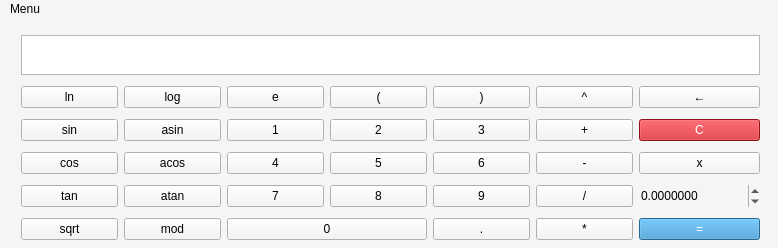
Old version of the form src/view/calcView.ui in the repository Effectuss/Smart-calculator.
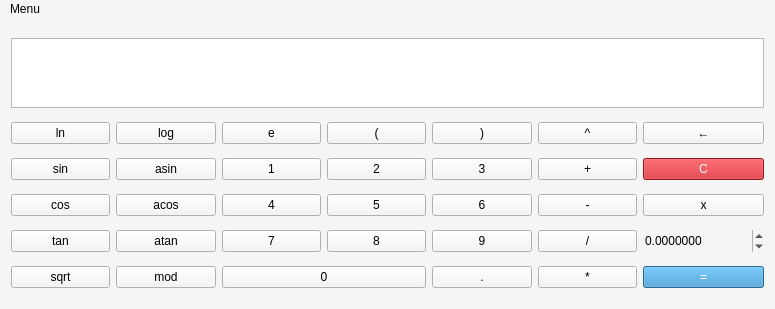
New version of the form.

Patch:
```diff
--- a/src/view/calcView.ui
+++ b/src/view/calcView.ui
@@ -9,8 +9,8 @@
    <rect>
     <x>0</x>
     <y>0</y>
-    <width>778</width>
-    <height>248</height>
+    <width>775</width>
+    <height>309</height>
    </rect>
   </property>
   <property name="sizePolicy">
@@ -21,14 +21,14 @@
   </property>
   <property name="minimumSize">
    <size>
-    <width>778</width>
-    <height>248</height>
+    <width>729</width>
+    <height>309</height>
    </size>
   </property>
   <property name="maximumSize">
    <size>
-    <width>778</width>
-    <height>248</height>
+    <width>16777215</width>
+    <height>16777215</height>
    </size>
   </property>
   <property name="contextMenuPolicy">
@@ -54,31 +54,38 @@
    </property>
    <property name="minimumSize">
     <size>
-     <width>778</width>
-     <height>248</height>
+     <width>0</width>
+     <height>0</height>
     </size>
    </property>
    <property name="maximumSize">
     <size>
-     <width>778</width>
-     <height>248</height>
+     <width>16777215</width>
+     <height>16777215</height>
     </size>
    </property>
    <property name="contextMenuPolicy">
     <enum>Qt::DefaultContextMenu</enum>
    </property>
-   <widget class="QWidget" name="gridLayoutWidget">
-    <property name="geometry">
-     <rect>
-      <x>10</x>
-      <y>0</y>
-      <width>761</width>
-      <height>241</height>
-     </rect>
-    </property>
-    <layout class="QGridLayout" name="gridLayout_2">
-     <item row="2" column="0">
-      <widget class="QPushButton" name="actionSin">
+   <layout class="QGridLayout" name="gridLayout" rowminimumheight="0,0,0,0,0,0,0,0,0">
+    <item row="4" column="3">
+     <widget class="QPushButton" name="num5">
+      <property name="sizePolicy">
+       <sizepolicy hsizetype="Expanding" vsizetype="Fixed">
+        <horstretch>0</horstretch>
+        <verstretch>0</verstretch>
+       </sizepolicy>
+      </property>
+      <property name="text">
+       <string>5</string>
+      </property>
+      <property name="shortcut">
+       <string>5</string>
+      </property>
+     </widget>
+    </item>
+    <item row="8" column="4">
+     <widget class="QPushButton" name="point">
        <property name="sizePolicy">
         <sizepolicy hsizetype="Expanding" vsizetype="Fixed">
          <horstretch>0</horstretch>
@@ -86,15 +93,15 @@
         </sizepolicy>
        </property>
        <property name="text">
-        <string>sin</string>
+       <string>.</string>
        </property>
        <property name="shortcut">
-        <string>S, I, N</string>
+       <string>.</string>
        </property>
       </widget>
      </item>
-     <item row="4" column="4">
-      <widget class="QPushButton" name="num9">
+    <item row="2" column="5">
+     <widget class="QPushButton" name="actionPlus">
        <property name="sizePolicy">
         <sizepolicy hsizetype="Expanding" vsizetype="Fixed">
          <horstretch>0</horstretch>
@@ -102,14 +109,170 @@
         </sizepolicy>
        </property>
        <property name="text">
-        <string>9</string>
+       <string>+</string>
        </property>
        <property name="shortcut">
-        <string>9</string>
+       <string>+</string>
        </property>
       </widget>
      </item>
-     <item row="4" column="6">
+    <item row="8" column="5">
+     <widget class="QPushButton" name="actionMult">
+      <property name="sizePolicy">
+       <sizepolicy hsizetype="Expanding" vsizetype="Fixed">
+        <horstretch>0</horstretch>
+        <verstretch>0</verstretch>
+       </sizepolicy>
+      </property>
+      <property name="text">
+       <string>*</string>
+      </property>
+      <property name="shortcut">
+       <string>*</string>
+      </property>
+     </widget>
+    </item>
+    <item row="1" column="3">
+     <widget class="QPushButton" name="actionOpenBracket">
+      <property name="sizePolicy">
+       <sizepolicy hsizetype="Expanding" vsizetype="Fixed">
+        <horstretch>0</horstretch>
+        <verstretch>0</verstretch>
+       </sizepolicy>
+      </property>
+      <property name="text">
+       <string>(</string>
+      </property>
+      <property name="shortcut">
+       <string>(</string>
+      </property>
+     </widget>
+    </item>
+    <item row="5" column="5">
+     <widget class="QPushButton" name="actionDiv">
+      <property name="sizePolicy">
+       <sizepolicy hsizetype="Expanding" vsizetype="Fixed">
+        <horstretch>0</horstretch>
+        <verstretch>0</verstretch>
+       </sizepolicy>
+      </property>
+      <property name="text">
+       <string>/</string>
+      </property>
+      <property name="shortcut">
+       <string>/</string>
+      </property>
+     </widget>
+    </item>
+    <item row="4" column="0">
+     <widget class="QPushButton" name="actionCos">
+      <property name="enabled">
+       <bool>true</bool>
+      </property>
+      <property name="sizePolicy">
+       <sizepolicy hsizetype="Expanding" vsizetype="Fixed">
+        <horstretch>0</horstretch>
+        <verstretch>0</verstretch>
+       </sizepolicy>
+      </property>
+      <property name="text">
+       <string>cos</string>
+      </property>
+      <property name="shortcut">
+       <string>C, O, S</string>
+      </property>
+     </widget>
+    </item>
+    <item row="1" column="0">
+     <widget class="QPushButton" name="actionLn">
+      <property name="sizePolicy">
+       <sizepolicy hsizetype="Expanding" vsizetype="Fixed">
+        <horstretch>0</horstretch>
+        <verstretch>0</verstretch>
+       </sizepolicy>
+      </property>
+      <property name="text">
+       <string>ln</string>
+      </property>
+      <property name="shortcut">
+       <string>L, N</string>
+      </property>
+     </widget>
+    </item>
+    <item row="8" column="1">
+     <widget class="QPushButton" name="actionMod">
+      <property name="sizePolicy">
+       <sizepolicy hsizetype="Expanding" vsizetype="Fixed">
+        <horstretch>0</horstretch>
+        <verstretch>0</verstretch>
+       </sizepolicy>
+      </property>
+      <property name="text">
+       <string>mod</string>
+      </property>
+      <property name="shortcut">
+       <string>M, O, D</string>
+      </property>
+     </widget>
+    </item>
+    <item row="1" column="1">
+     <widget class="QPushButton" name="actionLog">
+      <property name="sizePolicy">
+       <sizepolicy hsizetype="Expanding" vsizetype="Fixed">
+        <horstretch>0</horstretch>
+        <verstretch>0</verstretch>
+       </sizepolicy>
+      </property>
+      <property name="text">
+       <string>log</string>
+      </property>
+      <property name="shortcut">
+       <string>L, O, G</string>
+      </property>
+     </widget>
+    </item>
+    <item row="8" column="2" colspan="2">
+     <widget class="QPushButton" name="num0">
+      <property name="sizePolicy">
+       <sizepolicy hsizetype="Expanding" vsizetype="Fixed">
+        <horstretch>0</horstretch>
+        <verstretch>0</verstretch>
+       </sizepolicy>
+      </property>
+      <property name="minimumSize">
+       <size>
+        <width>0</width>
+        <height>0</height>
+       </size>
+      </property>
+      <property name="styleSheet">
+       <string notr="true"/>
+      </property>
+      <property name="text">
+       <string>0</string>
+      </property>
+      <property name="shortcut">
+       <string>0</string>
+      </property>
+     </widget>
+    </item>
+    <item row="4" column="5">
+     <widget class="QPushButton" name="actionMinus">
+      <property name="sizePolicy">
+       <sizepolicy hsizetype="Expanding" vsizetype="Fixed">
+        <horstretch>0</horstretch>
+        <verstretch>0</verstretch>
+       </sizepolicy>
+      </property>
+      <property name="text">
+       <string>-</string>
+      </property>
+      <property name="shortcut">
+       <string>-</string>
+      </property>
+     </widget>
+    </item>
+    <item row="5" column="6">
       <widget class="QDoubleSpinBox" name="xValue">
        <property name="cursor">
         <cursorShape>PointingHandCursor</cursorShape>
@@ -143,7 +306,45 @@
        </property>
       </widget>
      </item>
-     <item row="5" column="0">
+    <item row="2" column="4">
+     <widget class="QPushButton" name="num3">
+      <property name="sizePolicy">
+       <sizepolicy hsizetype="Expanding" vsizetype="Fixed">
+        <horstretch>0</horstretch>
+        <verstretch>0</verstretch>
+       </sizepolicy>
+      </property>
+      <property name="maximumSize">
+       <size>
+        <width>16777215</width>
+        <height>16777215</height>
+       </size>
+      </property>
+      <property name="text">
+       <string>3</string>
+      </property>
+      <property name="shortcut">
+       <string>3</string>
+      </property>
+     </widget>
+    </item>
+    <item row="4" column="2">
+     <widget class="QPushButton" name="num4">
+      <property name="sizePolicy">
+       <sizepolicy hsizetype="Expanding" vsizetype="Fixed">
+        <horstretch>0</horstretch>
+        <verstretch>0</verstretch>
+       </sizepolicy>
+      </property>
+      <property name="text">
+       <string>4</string>
+      </property>
+      <property name="shortcut">
+       <string>4</string>
+      </property>
+     </widget>
+    </item>
+    <item row="8" column="0">
       <widget class="QPushButton" name="actionSqrt">
        <property name="sizePolicy">
         <sizepolicy hsizetype="Expanding" vsizetype="Fixed">
@@ -159,11 +360,8 @@
        </property>
       </widget>
      </item>
-     <item row="3" column="0">
-      <widget class="QPushButton" name="actionCos">
-       <property name="enabled">
-        <bool>true</bool>
-       </property>
+    <item row="5" column="4">
+     <widget class="QPushButton" name="num9">
        <property name="sizePolicy">
         <sizepolicy hsizetype="Expanding" vsizetype="Fixed">
          <horstretch>0</horstretch>
@@ -171,15 +369,15 @@
         </sizepolicy>
        </property>
        <property name="text">
-        <string>cos</string>
+       <string>9</string>
        </property>
        <property name="shortcut">
-        <string>C, O, S</string>
+       <string>9</string>
        </property>
       </widget>
      </item>
-     <item row="4" column="1">
-      <widget class="QPushButton" name="actionAtan">
+    <item row="1" column="6">
+     <widget class="QPushButton" name="actionDeleteOne">
        <property name="sizePolicy">
         <sizepolicy hsizetype="Expanding" vsizetype="Fixed">
          <horstretch>0</horstretch>
@@ -187,10 +385,10 @@
         </sizepolicy>
        </property>
        <property name="text">
-        <string>atan</string>
+       <string>←</string>
        </property>
        <property name="shortcut">
-        <string>A, T, A, N</string>
+       <string>Backspace</string>
        </property>
       </widget>
      </item>
@@ -210,111 +408,6 @@
        </property>
       </widget>
      </item>
-     <item row="5" column="5">
-      <widget class="QPushButton" name="actionMult">
-       <property name="sizePolicy">
-        <sizepolicy hsizetype="Expanding" vsizetype="Fixed">
-         <horstretch>0</horstretch>
-         <verstretch>0</verstretch>
-        </sizepolicy>
-       </property>
-       <property name="text">
-        <string>*</string>
-       </property>
-       <property name="shortcut">
-        <string>*</string>
-       </property>
-      </widget>
-     </item>
-     <item row="4" column="2">
-      <widget class="QPushButton" name="num7">
-       <property name="sizePolicy">
-        <sizepolicy hsizetype="Expanding" vsizetype="Fixed">
-         <horstretch>0</horstretch>
-         <verstretch>0</verstretch>
-        </sizepolicy>
-       </property>
-       <property name="text">
-        <string>7</string>
-       </property>
-       <property name="shortcut">
-        <string>7</string>
-       </property>
-      </widget>
-     </item>
-     <item row="1" column="1">
-      <widget class="QPushButton" name="actionLog">
-       <property name="sizePolicy">
-        <sizepolicy hsizetype="Expanding" vsizetype="Fixed">
-         <horstretch>0</horstretch>
-         <verstretch>0</verstretch>
-        </sizepolicy>
-       </property>
-       <property name="text">
-        <string>log</string>
-       </property>
-       <property name="shortcut">
-        <string>L, O, G</string>
-       </property>
-      </widget>
-     </item>
-     <item row="5" column="2" colspan="2">
-      <widget class="QPushButton" name="num0">
-       <property name="sizePolicy">
-        <sizepolicy hsizetype="Expanding" vsizetype="Fixed">
-         <horstretch>0</horstretch>
-         <verstretch>0</verstretch>
-        </sizepolicy>
-       </property>
-       <property name="minimumSize">
-        <size>
-         <width>0</width>
-         <height>0</height>
-        </size>
-       </property>
-       <property name="styleSheet">
-        <string notr="true"/>
-       </property>
-       <property name="text">
-        <string>0</string>
-       </property>
-       <property name="shortcut">
-        <string>0</string>
-       </property>
-      </widget>
-     </item>
-     <item row="3" column="5">
-      <widget class="QPushButton" name="actionMinus">
-       <property name="sizePolicy">
-        <sizepolicy hsizetype="Expanding" vsizetype="Fixed">
-         <horstretch>0</horstretch>
-         <verstretch>0</verstretch>
-        </sizepolicy>
-       </property>
-       <property name="text">
-        <string>-</string>
-       </property>
-       <property name="shortcut">
-        <string>-</string>
-       </property>
-      </widget>
-     </item>
-     <item row="3" column="6">
-      <widget class="QPushButton" name="xButton">
-       <property name="sizePolicy">
-        <sizepolicy hsizetype="Expanding" vsizetype="Fixed">
-         <horstretch>0</horstretch>
-         <verstretch>0</verstretch>
-        </sizepolicy>
-       </property>
-       <property name="text">
-        <string>x</string>
-       </property>
-       <property name="shortcut">
-        <string>X</string>
-       </property>
-      </widget>
-     </item>
      <item row="1" column="5">
       <widget class="QPushButton" name="actionPow">
        <property name="sizePolicy">
@@ -331,104 +424,7 @@
        </property>
       </widget>
      </item>
-     <item row="2" column="5">
-      <widget class="QPushButton" name="actionPlus">
-       <property name="sizePolicy">
-        <sizepolicy hsizetype="Expanding" vsizetype="Fixed">
-         <horstretch>0</horstretch>
-         <verstretch>0</verstretch>
-        </sizepolicy>
-       </property>
-       <property name="text">
-        <string>+</string>
-       </property>
-       <property name="shortcut">
-        <string>+</string>
-       </property>
-      </widget>
-     </item>
-     <item row="2" column="3">
-      <widget class="QPushButton" name="num2">
-       <property name="sizePolicy">
-        <sizepolicy hsizetype="Expanding" vsizetype="Fixed">
-         <horstretch>0</horstretch>
-         <verstretch>0</verstretch>
-        </sizepolicy>
-       </property>
-       <property name="text">
-        <string>2</string>
-       </property>
-       <property name="shortcut">
-        <string>2</string>
-       </property>
-      </widget>
-     </item>
-     <item row="0" column="0" colspan="7">
-      <widget class="QLabel" name="inputPanel">
-       <property name="sizePolicy">
-        <sizepolicy hsizetype="Expanding" vsizetype="Expanding">
-         <horstretch>0</horstretch>
-         <verstretch>0</verstretch>
-        </sizepolicy>
-       </property>
-       <property name="minimumSize">
-        <size>
-         <width>290</width>
-         <height>40</height>
-        </size>
-       </property>
-       <property name="maximumSize">
-        <size>
-         <width>16777215</width>
-         <height>40</height>
-        </size>
-       </property>
-       <property name="font">
-        <font>
-         <pointsize>20</pointsize>
-        </font>
-       </property>
-       <property name="layoutDirection">
-        <enum>Qt::LeftToRight</enum>
-       </property>
-       <property name="styleSheet">
-        <string notr="true">border: 1 solid #b8b8b8;
-background-color: #fff;</string>
-       </property>
-       <property name="text">
-        <string/>
-       </property>
-       <property name="scaledContents">
-        <bool>true</bool>
-       </property>
-       <property name="alignment">
-        <set>Qt::AlignRight|Qt::AlignTrailing|Qt::AlignVCenter</set>
-       </property>
-       <property name="wordWrap">
-        <bool>true</bool>
-       </property>
-       <property name="textInteractionFlags">
-        <set>Qt::TextSelectableByKeyboard|Qt::TextSelectableByMouse</set>
-       </property>
-      </widget>
-     </item>
-     <item row="5" column="4">
-      <widget class="QPushButton" name="point">
-       <property name="sizePolicy">
-        <sizepolicy hsizetype="Expanding" vsizetype="Fixed">
-         <horstretch>0</horstretch>
-         <verstretch>0</verstretch>
-        </sizepolicy>
-       </property>
-       <property name="text">
-        <string>.</string>
-       </property>
-       <property name="shortcut">
-        <string>.</string>
-       </property>
-      </widget>
-     </item>
-     <item row="5" column="6">
+    <item row="8" column="6">
       <widget class="QPushButton" name="actionCalc">
        <property name="sizePolicy">
         <sizepolicy hsizetype="Expanding" vsizetype="Fixed">
@@ -460,153 +456,6 @@
        </property>
       </widget>
      </item>
-     <item row="4" column="0">
-      <widget class="QPushButton" name="actionTan">
-       <property name="sizePolicy">
-        <sizepolicy hsizetype="Expanding" vsizetype="Fixed">
-         <horstretch>0</horstretch>
-         <verstretch>0</verstretch>
-        </sizepolicy>
-       </property>
-       <property name="text">
-        <string>tan</string>
-       </property>
-       <property name="shortcut">
-        <string>T, A, N</string>
-       </property>
-      </widget>
-     </item>
-     <item row="1" column="3">
-      <widget class="QPushButton" name="actionOpenBracket">
-       <property name="sizePolicy">
-        <sizepolicy hsizetype="Expanding" vsizetype="Fixed">
-         <horstretch>0</horstretch>
-         <verstretch>0</verstretch>
-        </sizepolicy>
-       </property>
-       <property name="text">
-        <string>(</string>
-       </property>
-       <property name="shortcut">
-        <string>(</string>
-       </property>
-      </widget>
-     </item>
-     <item row="2" column="6">
-      <widget class="QPushButton" name="actionDeleteAll">
-       <property name="enabled">
-        <bool>true</bool>
-       </property>
-       <property name="sizePolicy">
-        <sizepolicy hsizetype="Expanding" vsizetype="Fixed">
-         <horstretch>0</horstretch>
-         <verstretch>0</verstretch>
-        </sizepolicy>
-       </property>
-       <property name="styleSheet">
-        <string notr="true">background-color: #cb1a21;
-color: #ffffff;</string>
-       </property>
-       <property name="text">
-        <string>C</string>
-       </property>
-       <property name="shortcut">
-        <string>Shift+Backspace</string>
-       </property>
-      </widget>
-     </item>
-     <item row="1" column="6">
-      <widget class="QPushButton" name="actionDeleteOne">
-       <property name="sizePolicy">
-        <sizepolicy hsizetype="Expanding" vsizetype="Fixed">
-         <horstretch>0</horstretch>
-         <verstretch>0</verstretch>
-        </sizepolicy>
-       </property>
-       <property name="text">
-        <string>←</string>
-       </property>
-       <property name="shortcut">
-        <string>Backspace</string>
-       </property>
-      </widget>
-     </item>
-     <item row="4" column="5">
-      <widget class="QPushButton" name="actionDiv">
-       <property name="sizePolicy">
-        <sizepolicy hsizetype="Expanding" vsizetype="Fixed">
-         <horstretch>0</horstretch>
-         <verstretch>0</verstretch>
-        </sizepolicy>
-       </property>
-       <property name="text">
-        <string>/</string>
-       </property>
-       <property name="shortcut">
-        <string>/</string>
-       </property>
-      </widget>
-     </item>
-     <item row="2" column="2">
-      <widget class="QPushButton" name="num1">
-       <property name="sizePolicy">
-        <sizepolicy hsizetype="Expanding" vsizetype="Fixed">
-         <horstretch>0</horstretch>
-         <verstretch>0</verstretch>
-        </sizepolicy>
-       </property>
-       <property name="minimumSize">
-        <size>
-         <width>0</width>
-         <height>0</height>
-        </size>
-       </property>
-       <property name="maximumSize">
-        <size>
-         <width>16777215</width>
-         <height>16777215</height>
-        </size>
-       </property>
-       <property name="text">
-        <string>1</string>
-       </property>
-       <property name="shortcut">
-        <string>1</string>
-       </property>
-      </widget>
-     </item>
-     <item row="3" column="2">
-      <widget class="QPushButton" name="num4">
-       <property name="sizePolicy">
-        <sizepolicy hsizetype="Expanding" vsizetype="Fixed">
-         <horstretch>0</horstretch>
-         <verstretch>0</verstretch>
-        </sizepolicy>
-       </property>
-       <property name="text">
-        <string>4</string>
-       </property>
-       <property name="shortcut">
-        <string>4</string>
-       </property>
-      </widget>
-     </item>
-     <item row="3" column="3">
-      <widget class="QPushButton" name="num5">
-       <property name="sizePolicy">
-        <sizepolicy hsizetype="Expanding" vsizetype="Fixed">
-         <horstretch>0</horstretch>
-         <verstretch>0</verstretch>
-        </sizepolicy>
-       </property>
-       <property name="text">
-        <string>5</string>
-       </property>
-       <property name="shortcut">
-        <string>5</string>
-       </property>
-      </widget>
-     </item>
      <item row="2" column="1">
       <widget class="QPushButton" name="actionAsin">
        <property name="sizePolicy">
@@ -623,39 +472,7 @@
        </property>
       </widget>
      </item>
-     <item row="1" column="0">
-      <widget class="QPushButton" name="actionLn">
-       <property name="sizePolicy">
-        <sizepolicy hsizetype="Expanding" vsizetype="Fixed">
-         <horstretch>0</horstretch>
-         <verstretch>0</verstretch>
-        </sizepolicy>
-       </property>
-       <property name="text">
-        <string>ln</string>
-       </property>
-       <property name="shortcut">
-        <string>L, N</string>
-       </property>
-      </widget>
-     </item>
-     <item row="3" column="4">
-      <widget class="QPushButton" name="num6">
-       <property name="sizePolicy">
-        <sizepolicy hsizetype="Expanding" vsizetype="Fixed">
-         <horstretch>0</horstretch>
-         <verstretch>0</verstretch>
-        </sizepolicy>
-       </property>
-       <property name="text">
-        <string>6</string>
-       </property>
-       <property name="shortcut">
-        <string>6</string>
-       </property>
-      </widget>
-     </item>
-     <item row="3" column="1">
+    <item row="4" column="1">
       <widget class="QPushButton" name="actionAcos">
        <property name="sizePolicy">
         <sizepolicy hsizetype="Expanding" vsizetype="Fixed">
@@ -671,8 +488,8 @@
        </property>
       </widget>
      </item>
-     <item row="4" column="3">
-      <widget class="QPushButton" name="num8">
+    <item row="2" column="0">
+     <widget class="QPushButton" name="actionSin">
        <property name="sizePolicy">
         <sizepolicy hsizetype="Expanding" vsizetype="Fixed">
          <horstretch>0</horstretch>
@@ -680,10 +497,54 @@
         </sizepolicy>
        </property>
        <property name="text">
-        <string>8</string>
+       <string>sin</string>
        </property>
        <property name="shortcut">
-        <string>8</string>
+       <string>S, I, N</string>
+      </property>
+     </widget>
+    </item>
+    <item row="5" column="2">
+     <widget class="QPushButton" name="num7">
+      <property name="sizePolicy">
+       <sizepolicy hsizetype="Expanding" vsizetype="Fixed">
+        <horstretch>0</horstretch>
+        <verstretch>0</verstretch>
+       </sizepolicy>
+      </property>
+      <property name="text">
+       <string>7</string>
+      </property>
+      <property name="shortcut">
+       <string>7</string>
+      </property>
+     </widget>
+    </item>
+    <item row="2" column="2">
+     <widget class="QPushButton" name="num1">
+      <property name="sizePolicy">
+       <sizepolicy hsizetype="Expanding" vsizetype="Fixed">
+        <horstretch>0</horstretch>
+        <verstretch>0</verstretch>
+       </sizepolicy>
+      </property>
+      <property name="minimumSize">
+       <size>
+        <width>0</width>
+        <height>0</height>
+       </size>
+      </property>
+      <property name="maximumSize">
+       <size>
+        <width>16777215</width>
+        <height>16777215</height>
+       </size>
+      </property>
+      <property name="text">
+       <string>1</string>
+      </property>
+      <property name="shortcut">
+       <string>1</string>
        </property>
       </widget>
      </item>
@@ -703,30 +564,47 @@
        </property>
       </widget>
      </item>
-     <item row="2" column="4">
-      <widget class="QPushButton" name="num3">
+    <item row="5" column="3">
+     <widget class="QPushButton" name="num8">
        <property name="sizePolicy">
         <sizepolicy hsizetype="Expanding" vsizetype="Fixed">
          <horstretch>0</horstretch>
          <verstretch>0</verstretch>
         </sizepolicy>
        </property>
-       <property name="maximumSize">
-        <size>
-         <width>16777215</width>
-         <height>16777215</height>
-        </size>
-       </property>
+      <property name="text">
+       <string>8</string>
+      </property>
+      <property name="shortcut">
+       <string>8</string>
+      </property>
+     </widget>
+    </item>
+    <item row="2" column="6">
+     <widget class="QPushButton" name="actionDeleteAll">
+      <property name="enabled">
+       <bool>true</bool>
+      </property>
+      <property name="sizePolicy">
+       <sizepolicy hsizetype="Expanding" vsizetype="Fixed">
+        <horstretch>0</horstretch>
+        <verstretch>0</verstretch>
+       </sizepolicy>
+      </property>
+      <property name="styleSheet">
+       <string notr="true">background-color: #cb1a21;
+color: #ffffff;</string>
+      </property>
        <property name="text">
-        <string>3</string>
+       <string>C</string>
        </property>
        <property name="shortcut">
-        <string>3</string>
+       <string>Shift+Backspace</string>
        </property>
       </widget>
      </item>
      <item row="5" column="1">
-      <widget class="QPushButton" name="actionMod">
+     <widget class="QPushButton" name="actionAtan">
        <property name="sizePolicy">
         <sizepolicy hsizetype="Expanding" vsizetype="Fixed">
          <horstretch>0</horstretch>
@@ -734,22 +612,119 @@
         </sizepolicy>
        </property>
        <property name="text">
-        <string>mod</string>
+       <string>atan</string>
        </property>
        <property name="shortcut">
-        <string>M, O, D</string>
+       <string>A, T, A, N</string>
+      </property>
+     </widget>
+    </item>
+    <item row="2" column="3">
+     <widget class="QPushButton" name="num2">
+      <property name="sizePolicy">
+       <sizepolicy hsizetype="Expanding" vsizetype="Fixed">
+        <horstretch>0</horstretch>
+        <verstretch>0</verstretch>
+       </sizepolicy>
+      </property>
+      <property name="text">
+       <string>2</string>
+      </property>
+      <property name="shortcut">
+       <string>2</string>
+      </property>
+     </widget>
+    </item>
+    <item row="4" column="6">
+     <widget class="QPushButton" name="xButton">
+      <property name="sizePolicy">
+       <sizepolicy hsizetype="Expanding" vsizetype="Fixed">
+        <horstretch>0</horstretch>
+        <verstretch>0</verstretch>
+       </sizepolicy>
+      </property>
+      <property name="text">
+       <string>x</string>
+      </property>
+      <property name="shortcut">
+       <string>X</string>
+      </property>
+     </widget>
+    </item>
+    <item row="4" column="4">
+     <widget class="QPushButton" name="num6">
+      <property name="sizePolicy">
+       <sizepolicy hsizetype="Expanding" vsizetype="Fixed">
+        <horstretch>0</horstretch>
+        <verstretch>0</verstretch>
+       </sizepolicy>
+      </property>
+      <property name="text">
+       <string>6</string>
+      </property>
+      <property name="shortcut">
+       <string>6</string>
+      </property>
+     </widget>
+    </item>
+    <item row="5" column="0">
+     <widget class="QPushButton" name="actionTan">
+      <property name="sizePolicy">
+       <sizepolicy hsizetype="Expanding" vsizetype="Fixed">
+        <horstretch>0</horstretch>
+        <verstretch>0</verstretch>
+       </sizepolicy>
+      </property>
+      <property name="text">
+       <string>tan</string>
+      </property>
+      <property name="shortcut">
+       <string>T, A, N</string>
+      </property>
+     </widget>
+    </item>
+    <item row="0" column="0" colspan="7">
+     <widget class="QLineEdit" name="inputPanel">
+      <property name="sizePolicy">
+       <sizepolicy hsizetype="Expanding" vsizetype="Fixed">
+        <horstretch>0</horstretch>
+        <verstretch>0</verstretch>
+       </sizepolicy>
+      </property>
+      <property name="minimumSize">
+       <size>
+        <width>0</width>
+        <height>70</height>
+       </size>
+      </property>
+      <property name="font">
+       <font>
+        <pointsize>20</pointsize>
+       </font>
+      </property>
+      <property name="layoutDirection">
+       <enum>Qt::LeftToRight</enum>
+      </property>
+      <property name="styleSheet">
+       <string notr="true">border: 1 solid #b8b8b8;
+background-color: #fff</string>
+      </property>
+      <property name="alignment">
+       <set>Qt::AlignRight|Qt::AlignTrailing|Qt::AlignVCenter</set>
+      </property>
+      <property name="readOnly">
+       <bool>true</bool>
        </property>
       </widget>
      </item>
     </layout>
    </widget>
-  </widget>
   <widget class="QMenuBar" name="menuBar">
    <property name="geometry">
     <rect>
      <x>0</x>
      <y>0</y>
-     <width>778</width>
+     <width>775</width>
      <height>24</height>
     </rect>
    </property>
```
Lines whose indentation alone changed are shown as unchanged.
